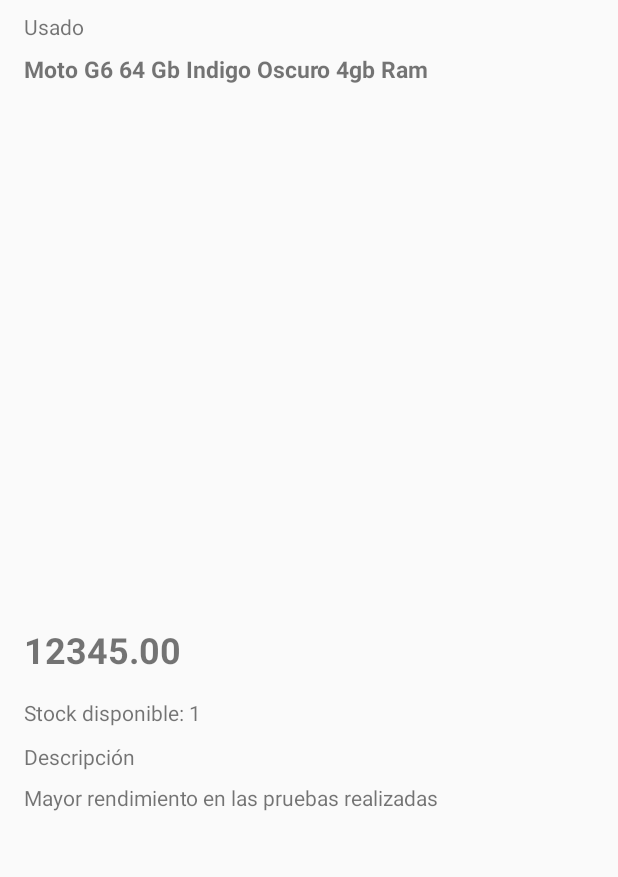
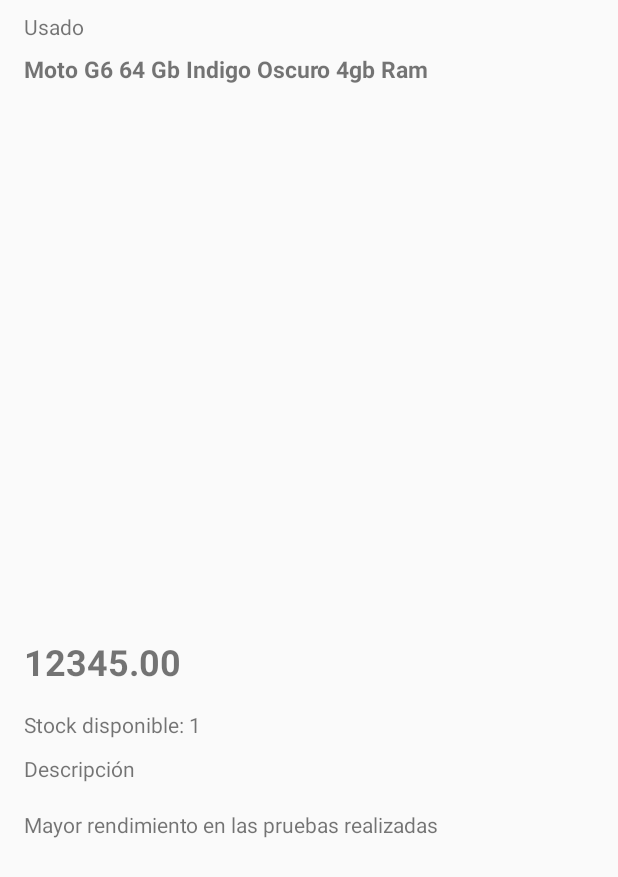
Before and after one commit to Kfouri/Mer, an Android app: the layout activity_product_detail.xml on its own in the app's theme, with its tools: preview values and no code run, on a phone screen of 412 x 824 dp. Shown: the top 877 px of the screen. Run offline under Robolectric (Android 15) with nearby library versions, the phone set to English and light mode, and no system bars.

Commit message:
Add dimes

```diff
--- a/app/src/main/res/layout/activity_product_detail.xml
+++ b/app/src/main/res/layout/activity_product_detail.xml
@@ -18,9 +18,9 @@
                 android:id="@+id/textView_condition"
                 android:layout_width="wrap_content"
                 android:layout_height="wrap_content"
-                android:layout_marginStart="16dp"
-                android:layout_marginTop="8dp"
-                android:textSize="14sp"
+                android:layout_marginStart="@dimen/activity_product_detail_textView_condition_marginStart"
+                android:layout_marginTop="@dimen/activity_product_detail_textView_condition_marginTop"
+                android:textSize="@dimen/activity_product_detail_textView_condition_text_size"
                 app:layout_constraintStart_toStartOf="parent"
                 app:layout_constraintTop_toTopOf="parent"
                 tools:text="Usado" />
@@ -29,9 +29,9 @@
                 android:id="@+id/textView_title"
                 android:layout_width="0dp"
                 android:layout_height="wrap_content"
-                android:layout_marginStart="16dp"
-                android:layout_marginTop="8dp"
-                android:textSize="15sp"
+                android:layout_marginStart="@dimen/activity_product_detail_textView_title_marginStart"
+                android:layout_marginTop="@dimen/activity_product_detail_textView_title_marginTop"
+                android:textSize="@dimen/activity_product_detail_textView_title_text_size"
                 android:textStyle="bold"
                 app:layout_constraintEnd_toEndOf="parent"
                 app:layout_constraintStart_toStartOf="parent"
@@ -41,8 +41,8 @@
             <androidx.viewpager.widget.ViewPager
                 android:id="@+id/viewPager_images"
                 android:layout_width="match_parent"
-                android:layout_height="320dp"
-                android:layout_marginTop="16dp"
+                android:layout_height="@dimen/activity_product_detail_viewPager_images_height"
+                android:layout_marginTop="@dimen/activity_product_detail_viewPager_images_marginTop"
                 app:layout_constraintEnd_toEndOf="parent"
                 app:layout_constraintStart_toStartOf="parent"
                 app:layout_constraintTop_toBottomOf="@+id/textView_title" />
@@ -53,16 +53,16 @@
                 android:gravity="center_vertical|center_horizontal"
                 android:layout_width="match_parent"
                 android:layout_height="wrap_content"
-                android:layout_marginTop="8dp"
+                android:layout_marginTop="@dimen/activity_product_detail_sliderDots_marginTop"
                 app:layout_constraintTop_toBottomOf="@+id/viewPager_images"/>
 
             <TextView
                 android:id="@+id/textView_price"
                 android:layout_width="wrap_content"
                 android:layout_height="wrap_content"
-                android:layout_marginStart="16dp"
-                android:layout_marginTop="16dp"
-                android:textSize="24sp"
+                android:layout_marginStart="@dimen/activity_product_detail_textView_price_marginStart"
+                android:layout_marginTop="@dimen/activity_product_detail_textView_price_marginTop"
+                android:textSize="@dimen/activity_product_detail_textView_price_text_size"
                 android:textStyle="bold"
                 app:layout_constraintStart_toStartOf="parent"
                 app:layout_constraintTop_toBottomOf="@+id/sliderDots"
@@ -72,8 +72,8 @@
                 android:id="@+id/textView_stock"
                 android:layout_width="wrap_content"
                 android:layout_height="wrap_content"
-                android:layout_marginStart="16dp"
-                android:layout_marginTop="16dp"
+                android:layout_marginStart="@dimen/activity_product_detail_textView_stock_marginStart"
+                android:layout_marginTop="@dimen/activity_product_detail_textView_stock_marginTop"
                 app:layout_constraintStart_toStartOf="parent"
                 app:layout_constraintTop_toBottomOf="@+id/textView_price"
                 tools:text="Stock disponible: 1" />
@@ -82,8 +82,8 @@
                 android:id="@+id/textView_description_title"
                 android:layout_width="wrap_content"
                 android:layout_height="wrap_content"
-                android:layout_marginStart="16dp"
-                android:layout_marginTop="10dp"
+                android:layout_marginStart="@dimen/activity_product_detail_textView_description_title_marginStart"
+                android:layout_marginTop="@dimen/activity_product_detail_textView_description_title_marginTop"
                 app:layout_constraintStart_toStartOf="parent"
                 app:layout_constraintTop_toBottomOf="@+id/textView_stock"
                 tools:text="Descripción"/>
@@ -92,9 +92,9 @@
                 android:id="@+id/textView_description"
                 android:layout_width="0dp"
                 android:layout_height="wrap_content"
-                android:layout_marginStart="16dp"
-                android:layout_marginTop="8dp"
-                android:layout_marginEnd="16dp"
+                android:layout_marginStart="@dimen/activity_product_detail_textView_description_marginStart"
+                android:layout_marginTop="@dimen/activity_product_detail_textView_description_marginTop"
+                android:layout_marginEnd="@dimen/activity_product_detail_textView_description_marginEnd"
                 app:layout_constraintEnd_toEndOf="parent"
                 app:layout_constraintStart_toStartOf="parent"
                 app:layout_constraintTop_toBottomOf="@+id/textView_description_title"
@@ -113,8 +113,8 @@
         <ProgressBar
             android:id="@+id/progressBar"
             android:indeterminateDrawable="@drawable/my_progress_style"
-            android:layout_width="50dp"
-            android:layout_height="50dp"
+            android:layout_width="@dimen/progressBar_width"
+            android:layout_height="@dimen/progressBar_height"
             android:indeterminate="false"
             android:visibility="gone" />
     </LinearLayout>
--- a/app/src/main/res/values/colors.xml
+++ b/app/src/main/res/values/colors.xml
@@ -4,4 +4,5 @@
     <color name="colorPrimaryDark">#00574B</color>
     <color name="colorAccent">#D81B60</color>
     <color name="background_progress">#88000000</color>
+    <color name="green">#228B22</color>
 </resources>
--- /dev/null
+++ b/app/src/main/res/values/dimens.xml
@@ -0,0 +1,51 @@
+<?xml version="1.0" encoding="utf-8"?>
+<resources>
+    <dimen name="activity_search_edit_text_search_marginStart">8dp</dimen>
+    <dimen name="activity_search_edit_text_search_marginTop">16dp</dimen>
+    <dimen name="activity_search_edit_text_search_marginEnd">8dp</dimen>
+    <dimen name="activity_search_edit_text_search_marginBottom">16dp</dimen>
+    <dimen name="activity_search_edit_text_search_padding">6dp</dimen>
+    <dimen name="activity_search_button_search_marginEnd">8dp</dimen>
+
+    <dimen name="progressBar_width">50dp</dimen>
+    <dimen name="progressBar_height">50dp</dimen>
+
+    <dimen name="search_item_imageView_image_width">100dp</dimen>
+    <dimen name="search_item_imageView_image_height">160dp</dimen>
+    <dimen name="search_item_imageView_image_marginStart">24dp</dimen>
+    <dimen name="search_item_imageView_image_marginTop">16dp</dimen>
+    <dimen name="search_item_imageView_image_marginBottom">16dp</dimen>
+    <dimen name="search_item_main_layout_marginStart">24dp</dimen>
+    <dimen name="search_item_main_layout_marginTop">16dp</dimen>
+    <dimen name="search_item_main_layout_marginEnd">16dp</dimen>
+    <dimen name="search_item_textView_title_marginTop">8dp</dimen>
+    <dimen name="search_item_textView_price_marginTop">8dp</dimen>
+    <dimen name="search_item_textView_price_text_size">18sp</dimen>
+    <dimen name="search_item_textView_condition_marginTop">8dp</dimen>
+    <dimen name="search_item_textView_condition_text_size">12sp</dimen>
+    <dimen name="search_item_textView_free_marginTop">8dp</dimen>
+    <dimen name="search_item_textView_free_text_size">12sp</dimen>
+
+    <dimen name="view_pager_layout_width">200dp</dimen>
+    <dimen name="view_pager_layout_height">320dp</dimen>
+
+    <dimen name="activity_product_detail_textView_condition_marginStart">16dp</dimen>
+    <dimen name="activity_product_detail_textView_condition_marginTop">8dp</dimen>
+    <dimen name="activity_product_detail_textView_condition_text_size">14sp</dimen>
+    <dimen name="activity_product_detail_textView_title_marginStart">16dp</dimen>
+    <dimen name="activity_product_detail_textView_title_marginTop">8dp</dimen>
+    <dimen name="activity_product_detail_textView_title_text_size">15sp</dimen>
+    <dimen name="activity_product_detail_viewPager_images_height">320dp</dimen>
+    <dimen name="activity_product_detail_viewPager_images_marginTop">16dp</dimen>
+    <dimen name="activity_product_detail_sliderDots_marginTop">16dp</dimen>
+    <dimen name="activity_product_detail_textView_price_marginStart">16dp</dimen>
+    <dimen name="activity_product_detail_textView_price_marginTop">16dp</dimen>
+    <dimen name="activity_product_detail_textView_price_text_size">24sp</dimen>
+    <dimen name="activity_product_detail_textView_stock_marginStart">16dp</dimen>
+    <dimen name="activity_product_detail_textView_stock_marginTop">16dp</dimen>
+    <dimen name="activity_product_detail_textView_description_title_marginStart">16dp</dimen>
+    <dimen name="activity_product_detail_textView_description_title_marginTop">10dp</dimen>
+    <dimen name="activity_product_detail_textView_description_marginStart">16dp</dimen>
+    <dimen name="activity_product_detail_textView_description_marginTop">18dp</dimen>
+    <dimen name="activity_product_detail_textView_description_marginEnd">16dp</dimen>
+</resources>
```
Also changed, not shown: app/src/main/res/layout/activity_search.xml (+8 -10 lines), app/src/main/res/layout/search_item.xml (+18 -20 lines), app/src/main/res/layout/viewpager_layout.xml (+5 -3 lines).
